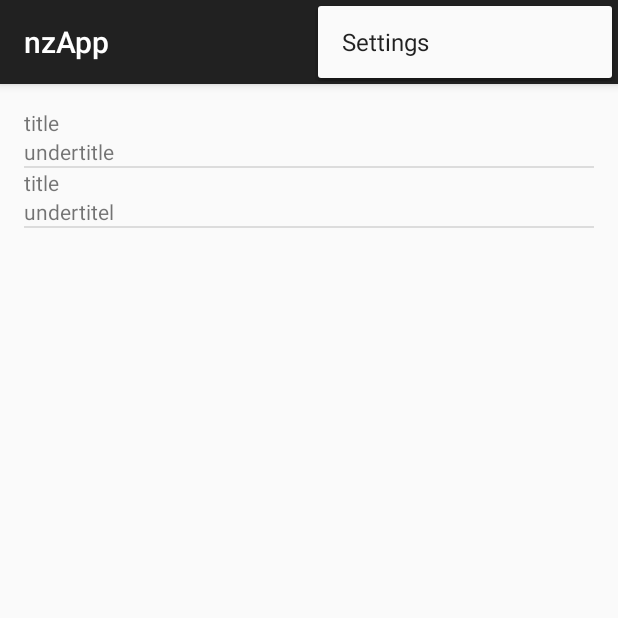
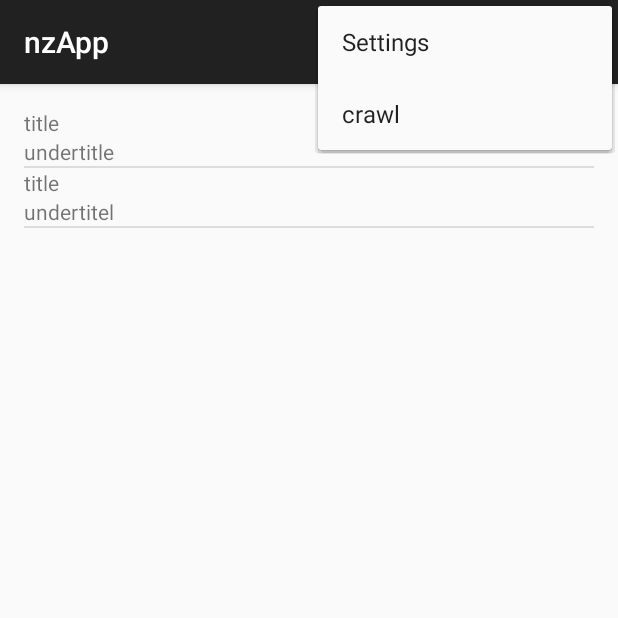
Before and after one commit to cintoros/nzApp, an Android app: the screen it shows after launch (MainActivity), with the options menu open, on a phone screen of 412 x 824 dp, the top half of it. Run offline under Robolectric (Android 15) with nearby library versions, the phone set to English and light mode, and no system bars; libraries missing offline, so code that uses them is left out: retrofit.client; 2 statements that could not run were skipped.

```diff
--- a/nzApp/app/build.gradle
+++ b/nzApp/app/build.gradle
@@ -22,4 +22,7 @@ android {
 dependencies {
     compile fileTree(dir: 'libs', include: ['*.jar'])
     compile 'com.android.support:appcompat-v7:23.0.1'
+    compile 'com.squareup.okhttp:okhttp:2.4.0'
+    compile 'com.squareup.retrofit:retrofit:1.9.0'
+    compile 'com.google.code.gson:gson:2.3'
 }
--- /dev/null
+++ b/nzApp/app/src/main/java/fhnw/ch/nzapp/GitHubService.java
@@ -0,0 +1,13 @@
+package fhnw.ch.nzapp;
+
+import retrofit.Callback;
+import retrofit.http.GET;
+
+/**
+ * Created by eliasschorr on 16.09.2015.
+ */
+public interface GitHubService {
+
+    @GET("/alltitles")
+    void getNews(Callback<News[]> values);
+}
--- a/nzApp/app/src/main/java/fhnw/ch/nzapp/MainActivity.java
+++ b/nzApp/app/src/main/java/fhnw/ch/nzapp/MainActivity.java
@@ -14,16 +14,14 @@ import android.widget.Toast;
 /**
  * Elias Schorr <elias.schorr@fhnw.ch>
  */
-public class MainActivity extends AppCompatActivity {
-    NewsService newsService = new MockNewsService();
+public class MainActivity extends AppCompatActivity implements NewsListener {
+    NewsService newsService = new NewsServiceImpl(this);
 
     @Override
     protected void onCreate(Bundle savedInstanceState) {
         super.onCreate(savedInstanceState);
         setContentView(R.layout.activity_main);
-        final ListAdapter adapter = new NewsAdapter(this, newsService.getNewsByLanguage(Language.DE));
         ListView view = (ListView) findViewById(R.id.ListView);
-        view.setAdapter(adapter);
         view.setOnItemClickListener(new AdapterView.OnItemClickListener() {
             @Override
             public void onItemClick(AdapterView<?> parent, View view, int position, long id) {
@@ -32,6 +30,10 @@ public class MainActivity extends AppCompatActivity {
                 Toast.makeText(MainActivity.this, selected, Toast.LENGTH_SHORT);
             }
         });
+        News news[] = {new News("title", "undertitle", "link"), new News("title", "undertitel", "link")};
+        final NewsAdapter adapter = new NewsAdapter(this, news);
+        view.setAdapter(adapter);
+
     }
 
     @Override
@@ -47,13 +49,22 @@ public class MainActivity extends AppCompatActivity {
         // automatically handle clicks on the Home/Up button, so long
         // as you specify a parent activity in AndroidManifest.xml.
         int id = item.getItemId();
-
         //noinspection SimplifiableIfStatement
         if (id == R.id.action_settings) {
+            newsService.getNewsByLanguage(Language.DE);
             return true;
         }
 
         return super.onOptionsItemSelected(item);
     }
 
+    @Override
+    public void setNews(News[] news) {
+        ListView view = (ListView) findViewById(R.id.ListView);
+        final NewsAdapter adapter = new NewsAdapter(this, news);
+        view.setAdapter(adapter);
+        for (News n : news) {
+            System.out.println(n.toString());
+        }
+    }
 }
--- a/nzApp/app/src/main/java/fhnw/ch/nzapp/MockNewsService.java
+++ b/nzApp/app/src/main/java/fhnw/ch/nzapp/MockNewsService.java
@@ -6,9 +6,15 @@ import java.util.List;
  * Created by eliasschorr on 16.09.2015.
  */
 public class MockNewsService implements NewsService {
+    private final NewsListener listener;
+
+    public MockNewsService(NewsListener listener) {
+        this.listener = listener;
+    }
+
     @Override
-    public News[]getNewsByLanguage(Language language) {
-        News news[] = {new News("title", "undertitle", "link"), new News("title", "undertitel", "link")};
-        return news;
+    public void getNewsByLanguage(Language language) {
+        News news[] = {new News("title_1", "undertitle_1", "link"), new News("title_1", "undertitel_1", "link")};
+        listener.setNews(news);
     }
 }
--- a/nzApp/app/src/main/java/fhnw/ch/nzapp/NewsAdapter.java
+++ b/nzApp/app/src/main/java/fhnw/ch/nzapp/NewsAdapter.java
@@ -10,7 +10,7 @@ import android.widget.TextView;
 /**
  * Created by eliasschorr on 16.09.2015.
  */
-public class NewsAdapter extends ArrayAdapter<News> {
+public class NewsAdapter extends ArrayAdapter<News> implements NewsListener{
 
     public NewsAdapter(Context context, News[] resource) {
         super(context, R.layout.row_layout_2, resource);
@@ -27,4 +27,10 @@ public class NewsAdapter extends ArrayAdapter<News> {
         view2.setText(item.getUndertitle());
         return view;
     }
+
+    @Override
+    public void setNews(News[] news) {
+        clear();
+        addAll(news);
+    }
 }
--- /dev/null
+++ b/nzApp/app/src/main/java/fhnw/ch/nzapp/NewsListener.java
@@ -0,0 +1,9 @@
+package fhnw.ch.nzapp;
+
+/**
+ * Created by eliasschorr on 16.09.2015.
+ */
+public interface NewsListener {
+
+    void setNews(News[] news);
+}
--- a/nzApp/app/src/main/java/fhnw/ch/nzapp/NewsService.java
+++ b/nzApp/app/src/main/java/fhnw/ch/nzapp/NewsService.java
@@ -7,5 +7,5 @@ import java.util.List;
  */
 public interface NewsService {
 
-    News[] getNewsByLanguage(Language language);
+    void getNewsByLanguage(Language language);
 }
--- /dev/null
+++ b/nzApp/app/src/main/java/fhnw/ch/nzapp/NewsServiceImpl.java
@@ -0,0 +1,40 @@
+package fhnw.ch.nzapp;
+
+import retrofit.Callback;
+import retrofit.RestAdapter;
+import retrofit.RetrofitError;
+import retrofit.client.Response;
+
+/**
+ * Created by eliasschorr on 16.09.2015.
+ */
+public class NewsServiceImpl implements NewsService {
+    private final NewsListener listener;
+    private GitHubService service;
+    private RestAdapter restAdapter;
+    //private String url = "http://localhost:8080";
+    private String url = "http://10.0.2.2:8080/";
+    public NewsServiceImpl(NewsListener listener) {
+        restAdapter = new RestAdapter.Builder()
+                .setEndpoint(url)
+                .build();
+        service = restAdapter.create(GitHubService.class);
+        this.listener = listener;
+    }
+
+    @Override
+    public void getNewsByLanguage(Language language) {
+        service.getNews(new Callback<News[]>() {
+            @Override
+            public void success(News[] news, Response response) {
+                System.out.println("Response-Message: " + response);
+                listener.setNews(news);
+            }
+
+            @Override
+            public void failure(RetrofitError error) {
+                System.out.println("Error-Message: " + error);
+            }
+        });
+    }
+}
--- a/nzApp/app/src/main/res/menu/menu_main.xml
+++ b/nzApp/app/src/main/res/menu/menu_main.xml
@@ -1,6 +1,15 @@
 <menu xmlns:android="http://schemas.android.com/apk/res/android"
     xmlns:app="http://schemas.android.com/apk/res-auto"
-    xmlns:tools="http://schemas.android.com/tools" tools:context=".MainActivity">
-    <item android:id="@+id/action_settings" android:title="@string/action_settings"
-        android:orderInCategory="100" app:showAsAction="never" />
+    xmlns:tools="http://schemas.android.com/tools"
+    tools:context=".MainActivity">
+    <item
+        android:id="@+id/action_settings"
+        android:orderInCategory="100"
+        android:title="@string/action_settings"
+        app:showAsAction="never" />
+    <item
+        android:id="@+id/crawl"
+        android:orderInCategory="101"
+        android:title="@string/action_crawl"
+        app:showAsAction="never" />
 </menu>
--- a/nzApp/app/src/main/res/values/strings.xml
+++ b/nzApp/app/src/main/res/values/strings.xml
@@ -3,4 +3,5 @@
 
     <string name="hello_world">Hello world!</string>
     <string name="action_settings">Settings</string>
+    <string name="action_crawl">crawl</string>
 </resources>
```
Also changed, not shown: nzApp/app/src/main/AndroidManifest.xml (+5 -3 lines), 1 other file.
